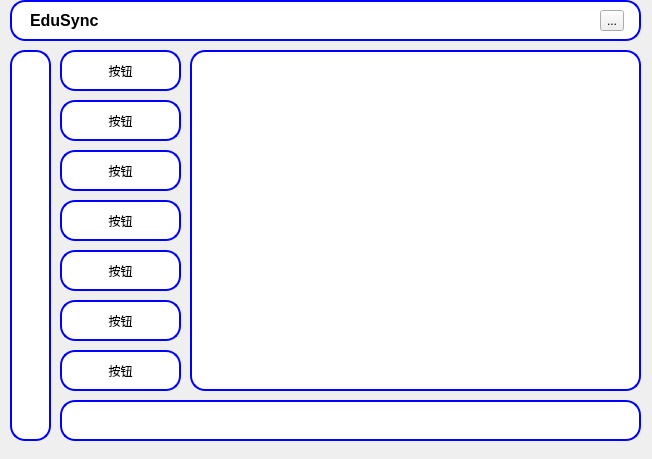
This is client/ui/client.ui in suq-weer/EduSync as Qt 5 draws it before an edit. The edited form follows.
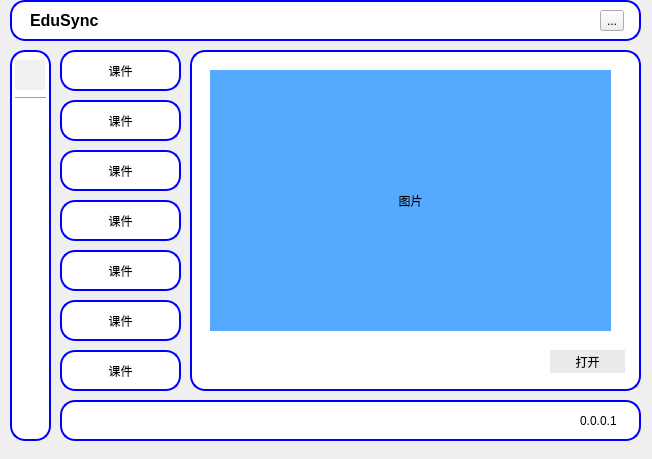
This is the edited form. Custom widgets are drawn as their Qt base class.

Commit message: ui(2.0)更新

```diff
--- a/client/ui/client.ui
+++ b/client/ui/client.ui
@@ -92,7 +92,7 @@
     <set>Qt::InputMethodHint::ImhNone</set>
    </property>
    <property name="text">
-    <string>按钮</string>
+    <string>课件</string>
    </property>
   </widget>
   <widget class="QPushButton" name="pushButton_3">
@@ -114,7 +114,7 @@
     <set>Qt::InputMethodHint::ImhNone</set>
    </property>
    <property name="text">
-    <string>按钮</string>
+    <string>课件</string>
    </property>
   </widget>
   <widget class="QPushButton" name="pushButton_4">
@@ -136,7 +136,7 @@
     <set>Qt::InputMethodHint::ImhNone</set>
    </property>
    <property name="text">
-    <string>按钮</string>
+    <string>课件</string>
    </property>
   </widget>
   <widget class="QPushButton" name="pushButton_5">
@@ -158,7 +158,7 @@
     <set>Qt::InputMethodHint::ImhNone</set>
    </property>
    <property name="text">
-    <string>按钮</string>
+    <string>课件</string>
    </property>
   </widget>
   <widget class="QPushButton" name="pushButton_6">
@@ -180,7 +180,7 @@
     <set>Qt::InputMethodHint::ImhNone</set>
    </property>
    <property name="text">
-    <string>按钮</string>
+    <string>课件</string>
    </property>
   </widget>
   <widget class="QPushButton" name="pushButton_7">
@@ -202,7 +202,7 @@
     <set>Qt::InputMethodHint::ImhNone</set>
    </property>
    <property name="text">
-    <string>按钮</string>
+    <string>课件</string>
    </property>
   </widget>
   <widget class="QPushButton" name="pushButton_8">
@@ -224,7 +224,7 @@
     <set>Qt::InputMethodHint::ImhNone</set>
    </property>
    <property name="text">
-    <string>按钮</string>
+    <string>课件</string>
    </property>
   </widget>
   <widget class="QLabel" name="label">
@@ -275,6 +275,86 @@
     <string>...</string>
    </property>
   </widget>
+  <widget class="QPushButton" name="pushButton">
+   <property name="geometry">
+    <rect>
+     <x>550</x>
+     <y>350</y>
+     <width>75</width>
+     <height>23</height>
+    </rect>
+   </property>
+   <property name="styleSheet">
+    <string notr="true">border-radius: 100%;
+background-color: rgb(234, 234, 234);
+box-shadow: 5px 5px 5px #888888;</string>
+   </property>
+   <property name="text">
+    <string>打开</string>
+   </property>
+  </widget>
+  <widget class="QLabel" name="label_3">
+   <property name="geometry">
+    <rect>
+     <x>15</x>
+     <y>60</y>
+     <width>30</width>
+     <height>30</height>
+    </rect>
+   </property>
+   <property name="styleSheet">
+    <string notr="true">background-color: rgb(241, 241, 241);
+border-radius:100%;</string>
+   </property>
+   <property name="text">
+    <string/>
+   </property>
+  </widget>
+  <widget class="Line" name="line">
+   <property name="geometry">
+    <rect>
+     <x>15</x>
+     <y>90</y>
+     <width>31</width>
+     <height>16</height>
+    </rect>
+   </property>
+   <property name="orientation">
+    <enum>Qt::Orientation::Horizontal</enum>
+   </property>
+  </widget>
+  <widget class="QLabel" name="label_4">
+   <property name="geometry">
+    <rect>
+     <x>210</x>
+     <y>70</y>
+     <width>401</width>
+     <height>261</height>
+    </rect>
+   </property>
+   <property name="styleSheet">
+    <string notr="true">background-color: rgb(85, 170, 255);</string>
+   </property>
+   <property name="text">
+    <string>图片</string>
+   </property>
+   <property name="alignment">
+    <set>Qt::AlignmentFlag::AlignCenter</set>
+   </property>
+  </widget>
+  <widget class="QLabel" name="label_5">
+   <property name="geometry">
+    <rect>
+     <x>580</x>
+     <y>413</y>
+     <width>53</width>
+     <height>15</height>
+    </rect>
+   </property>
+   <property name="text">
+    <string>0.0.0.1</string>
+   </property>
+  </widget>
  </widget>
  <customwidgets>
   <customwidget>
```
The commit also changes 1 other file.
